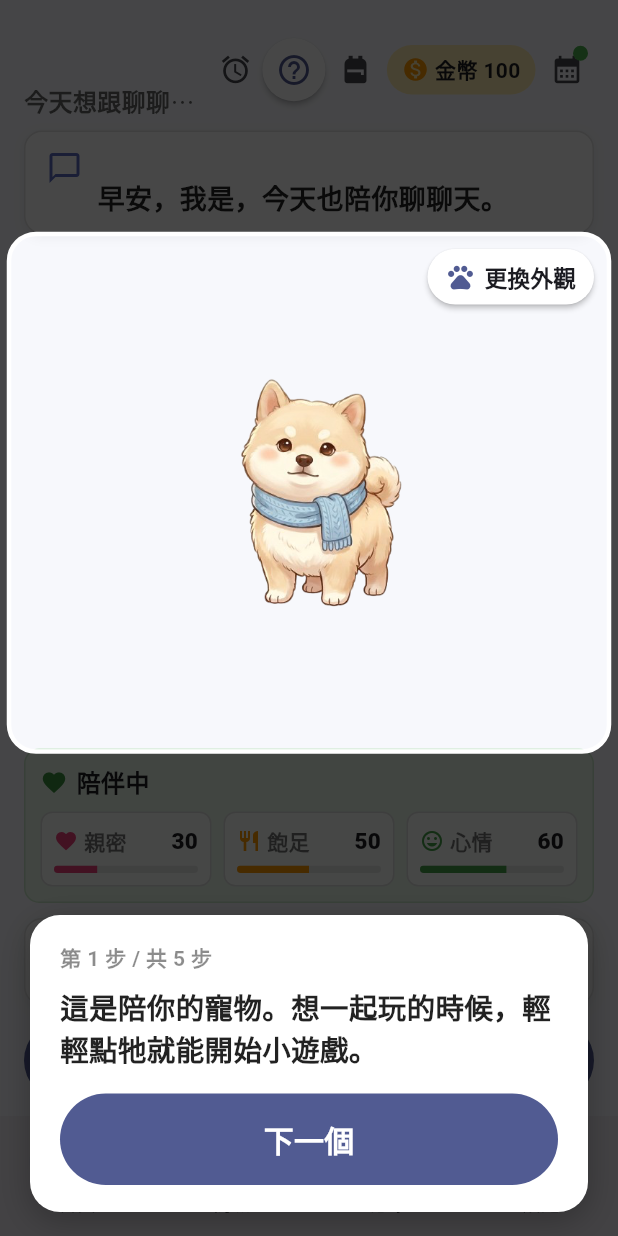
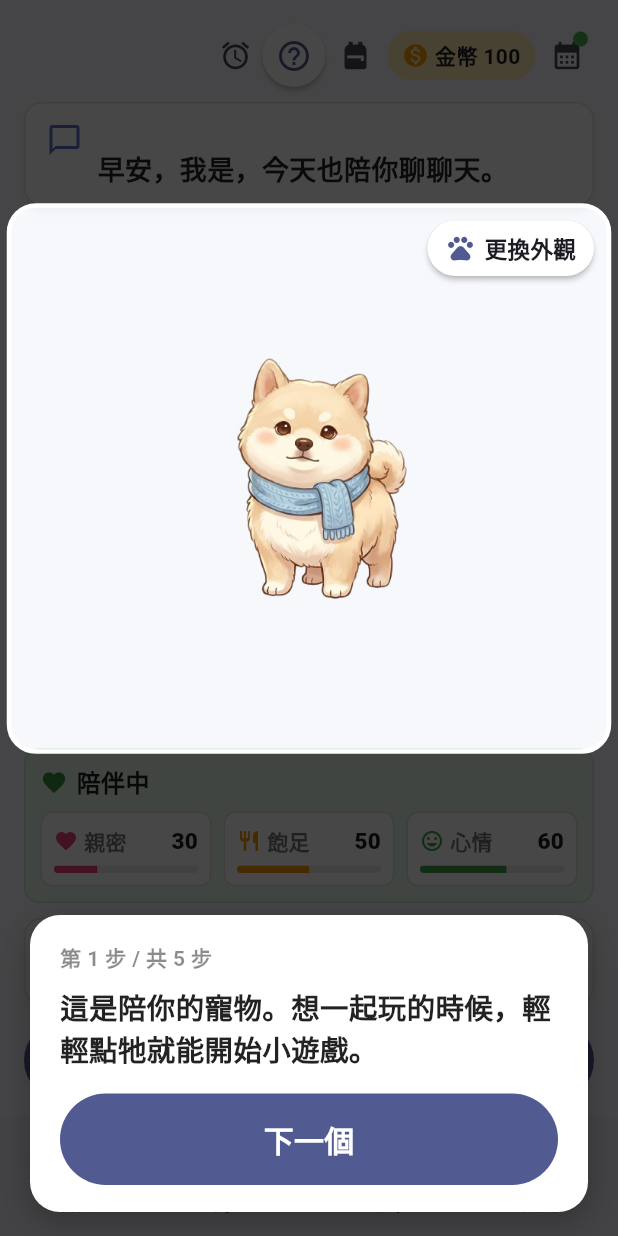
Before and after one commit to Ou931023/pet_companion_app, a Flutter app: the MainShell screen opened by its route, on a phone screen of 412 x 824 dp. Run offline on Flutter 3.47's test engine with Material 3 defaults, Android fonts, the phone set to English and light mode, and no system bars; our stand-ins replace firebase_auth, firebase_core, flutter_local_notifications, flutter_tts, google_sign_in, image_picker and 2 more; missing offline and left inert: flutter_webrtc, record; accounts and stored records are empty; network calls fail.

Commit message:
feat: remove home header tagline under pet name
Drops the secondary tagline line ("今天想跟…聊聊嗎？我都在這裡陪你") and its
spacing beneath the pet name in the home header, leaving just the pet name
for a cleaner top-left.

Co-Authored-By: Claude Opus 4.8 (1M context) <noreply@anthropic.com>

```diff
--- a/lib/screens/home_screen.dart
+++ b/lib/screens/home_screen.dart
@@ -857,18 +857,6 @@ class _HomeHeader extends StatelessWidget {
                   fontWeight: FontWeight.w800,
                 ),
               ),
-              const SizedBox(height: 2),
-              Text(
-                '今天想跟$petName聊聊嗎？我都在這裡陪你',
-                maxLines: 1,
-                overflow: TextOverflow.ellipsis,
-                style: TextStyle(
-                  fontSize: 16,
-                  height: 1.2,
-                  fontWeight: FontWeight.w600,
-                  color: Colors.black.withValues(alpha: 0.6),
-                ),
-              ),
             ],
           ),
         ),
```
